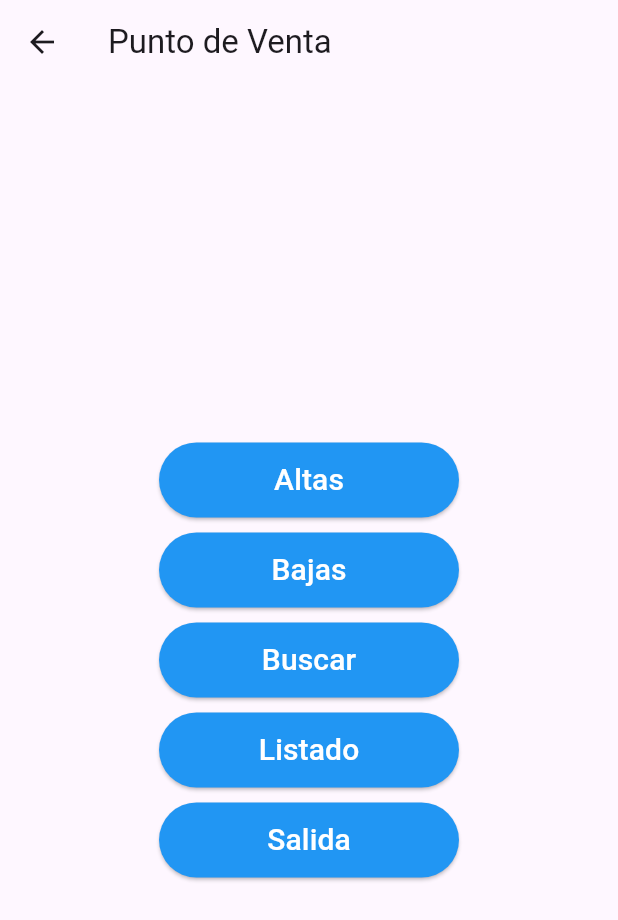
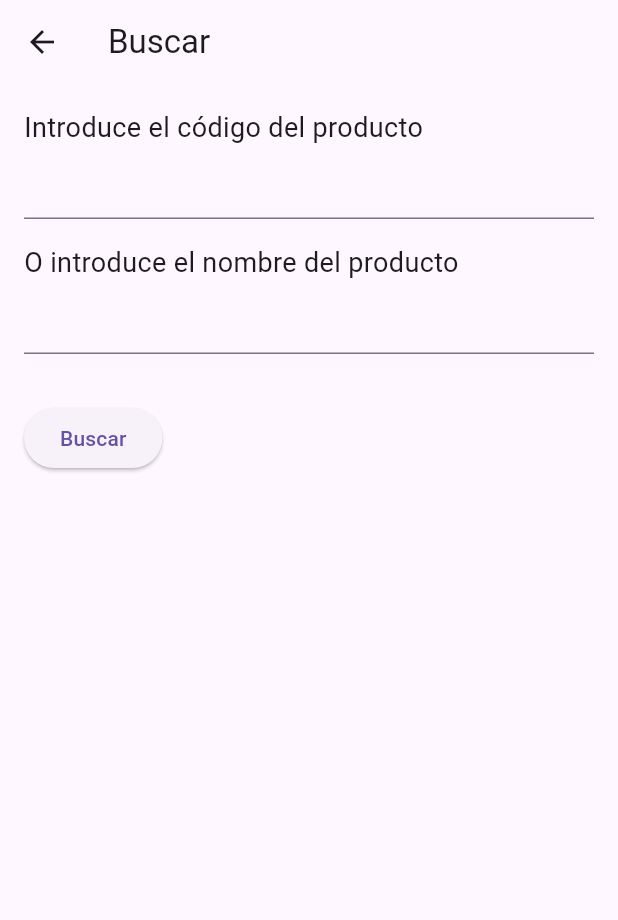
Before and after one commit to a2223330195/almacen, a Flutter app: the PuntoDeVentaPage screen opened directly with empty values, after a tap on "Buscar", on a phone screen of 412 x 824 dp. Shown: the top 920 px of the screen. Run offline on Flutter 3.47's test engine with Material 3 defaults, Android fonts, the phone set to English and light mode, and no system bars; our stand-ins replace hive, hive_flutter; accounts and stored records are empty.

Commit message:
vista productos + agregar , eliminar productos

```diff
--- a/lib/Controlador/agregar_productos_controller.dart
+++ b/lib/Controlador/agregar_productos_controller.dart
@@ -1,6 +1,9 @@
 import 'package:hive_flutter/hive_flutter.dart';
+import 'package:almacen/Controlador/ver_productos_controller.dart';
 
 class AgregarProductosController {
+  final verProductosController = VerProductosController();
+
   void agregarProducto({
     required String id,
     required String nombre,
@@ -22,6 +25,24 @@ class AgregarProductosController {
       },
     );
 
-    // productos.delete(key)
+    // Actualizar la lista de productos
+    verProductosController.actualizarProductos();
+  }
+
+  void eliminarProducto(String idProducto) {
+    // Cambio de String a int
+    var productos = Hive.box('productos');
+    productos.delete(idProducto);
+
+    // Verificar la eliminación
+    var producto = productos.get(idProducto);
+    if (producto == null) {
+      print('Producto eliminado correctamente');
+    } else {
+      print('Error al eliminar el producto');
+    }
+
+    // Actualizar la lista de productos
+    verProductosController.actualizarProductos();
   }
 }
--- /dev/null
+++ b/lib/Controlador/buscar_productos_controller.dart
@@ -0,0 +1,23 @@
+import 'package:hive_flutter/hive_flutter.dart';
+
+class BuscarProductosController {
+  Future<Map<String, dynamic>?> buscarProductoPorId(String id) async {
+    var productos = Hive.box('productos');
+    var producto = productos.get(id);
+    if (producto == null) {
+      throw Exception('Producto no encontrado');
+    }
+    return producto;
+  }
+
+  Future<Map<String, dynamic>?> buscarProductoPorNombre(String nombre) async {
+    var productos = Hive.box('productos');
+    for (var key in productos.keys) {
+      var producto = productos.get(key);
+      if (producto != null && producto['nombre'] == nombre) {
+        return producto;
+      }
+    }
+    throw Exception('Producto no encontrado');
+  }
+}
--- a/lib/Controlador/controlador_venta.dart
+++ b/lib/Controlador/controlador_venta.dart
@@ -1,6 +1,5 @@
 import 'dart:math';
-import 'package:almacen/Modelo/producto.dart';
-
+import 'package:almacen/Modelo/producto_modelo.dart';
 
 class CarritoController {
   List<Producto> productos = [];
--- a/lib/Controlador/ver_productos_controller.dart
+++ b/lib/Controlador/ver_productos_controller.dart
@@ -1,22 +1,32 @@
-import 'package:almacen/Modelo/producto.dart';
-import 'package:hive_flutter/hive_flutter.dart';
+import 'package:hive/hive.dart';
+import 'package:flutter/material.dart';
+import 'package:almacen/Modelo/producto_modelo.dart';
 
 class VerProductosController {
-  List<Producto> verProductos() {
-    var productos = Hive.box('productos');
-    if (productos.isNotEmpty) {
-      List<Producto> listaProductos = [];
-      for (var i = 0; i < productos.length; i++) {
+  ValueNotifier<List<Producto>> productos = ValueNotifier<List<Producto>>([]);
+
+  Future<void> actualizarProductos() async {
+    var productosBox = await Hive.openBox('productos');
+    List<Producto> listaProductos = [];
+    for (var key in productosBox.keys) {
+      var producto = productosBox.get(key);
+      if (producto != null) {
         listaProductos.add(
           Producto(
-            id: productos.getAt(i)['id'],
-            nombre: productos.getAt(i)['nombre'],
-            precio: double.parse(productos.getAt(i)['precio']),
+            id: producto['id'],
+            nombre: producto['nombre'],
+            precio: double.parse(
+                producto['precio'].toString()), // Convertir double a String
           ),
         );
       }
-      return listaProductos;
     }
-    return [];
+    productos.value = listaProductos;
+  }
+
+  Future<void> eliminarProducto(int idProducto) async {
+    var productosBox = await Hive.openBox('productos');
+    await productosBox.delete(idProducto);
+    await actualizarProductos(); // Actualiza la lista de productos después de eliminar un producto
   }
 }
--- a/lib/Modelo/Venta.dart
+++ b/lib/Modelo/venta_modelo.dart
@@ -1,4 +1,4 @@
-import 'producto.dart';
+import 'package:almacen/Modelo/producto_modelo.dart';
 
 class Venta {
   int id;
--- a/lib/Vista/almacen_page.dart
+++ b/lib/Vista/almacen_page.dart
@@ -74,7 +74,9 @@ class AlmacenPage extends StatelessWidget {
                 'Salir',
                 style: TextStyle(fontSize: 20),
               ),
-              onPressed: () {},
+              onPressed: () {
+                Navigator.pop(context);
+              },
             ),
           ],
         ),
--- /dev/null
+++ b/lib/Vista/buscar_page.dart
@@ -0,0 +1,89 @@
+import 'package:flutter/material.dart';
+import 'package:almacen/Controlador/buscar_productos_controller.dart';
+
+class BuscarPage extends StatefulWidget {
+  const BuscarPage({Key? key}) : super(key: key);
+
+  @override
+  _BuscarPageState createState() => _BuscarPageState();
+}
+
+class _BuscarPageState extends State<BuscarPage> {
+  final idController = TextEditingController();
+  final nombreController = TextEditingController();
+  final buscarProductosController = BuscarProductosController();
+
+  @override
+  Widget build(BuildContext context) {
+    return Scaffold(
+      appBar: AppBar(
+        title: const Text('Buscar'),
+      ),
+      body: Padding(
+        padding: const EdgeInsets.all(16.0),
+        child: Column(
+          crossAxisAlignment: CrossAxisAlignment.start,
+          children: [
+            const Text(
+              'Introduce el código del producto',
+              style: TextStyle(fontSize: 18),
+            ),
+            TextField(
+              controller: idController,
+            ),
+            const SizedBox(height: 16),
+            const Text(
+              'O introduce el nombre del producto',
+              style: TextStyle(fontSize: 18),
+            ),
+            TextField(
+              controller: nombreController,
+            ),
+            const SizedBox(height: 32),
+            ElevatedButton(
+              onPressed: () async {
+                if (idController.text.isEmpty &&
+                    nombreController.text.isEmpty) {
+                  ScaffoldMessenger.of(context).showSnackBar(
+                    const SnackBar(
+                      content: Text('Por favor, rellena uno de los campos'),
+                    ),
+                  );
+                  return;
+                }
+
+                var productoPorId = await buscarProductosController
+                    .buscarProductoPorId(idController.text);
+                var productoPorNombre = await buscarProductosController
+                    .buscarProductoPorNombre(nombreController.text);
+
+                if (productoPorId != null) {
+                  ScaffoldMessenger.of(context).showSnackBar(
+                    SnackBar(
+                      content: Text(
+                          'Producto encontrado: ${productoPorId['nombre']}'),
+                    ),
+                  );
+                } else if (productoPorNombre != null) {
+                  ScaffoldMessenger.of(context).showSnackBar(
+                    SnackBar(
+                      content: Text(
+                          'Producto encontrado: ${productoPorNombre['nombre']}'),
+                    ),
+                  );
+                } else {
+                  ScaffoldMessenger.of(context).showSnackBar(
+                    const SnackBar(
+                      content: Text('Producto no encontrado'),
+                    ),
+                  );
+                }
+              },
+              child: const Text('Buscar'),
+            ),
+          ],
+        ),
+      ),
+    );
+  }
+}
--- a/pubspec.yaml
+++ b/pubspec.yaml
@@ -37,6 +37,7 @@ dependencies:
   cupertino_icons: ^1.0.2
   hive_flutter: ^1.1.0
   hive: ^2.2.3
+  logging: ^1.0.0
 
 dev_dependencies:
   flutter_test:
```
Also changed, not shown: lib/Vista/altas_page.dart (+11 -4 lines), lib/Vista/bajas_page.dart (added, +74 -0 lines), lib/Vista/listado_page.dart (+29 -11 lines), lib/Vista/my_home_page.dart (renamed from lib/Vista/MyHome_page.dart, +3 -14 lines), lib/Vista/punto_de_venta_page.dart (+29 -12 lines), lib/main.dart (+5 -2 lines), lib/Modelo/producto_modelo.dart (renamed from lib/Modelo/producto.dart), lib/Widgets/custom_button_home.dart (line endings or trailing spaces), pubspec.lock, 1 other file.
